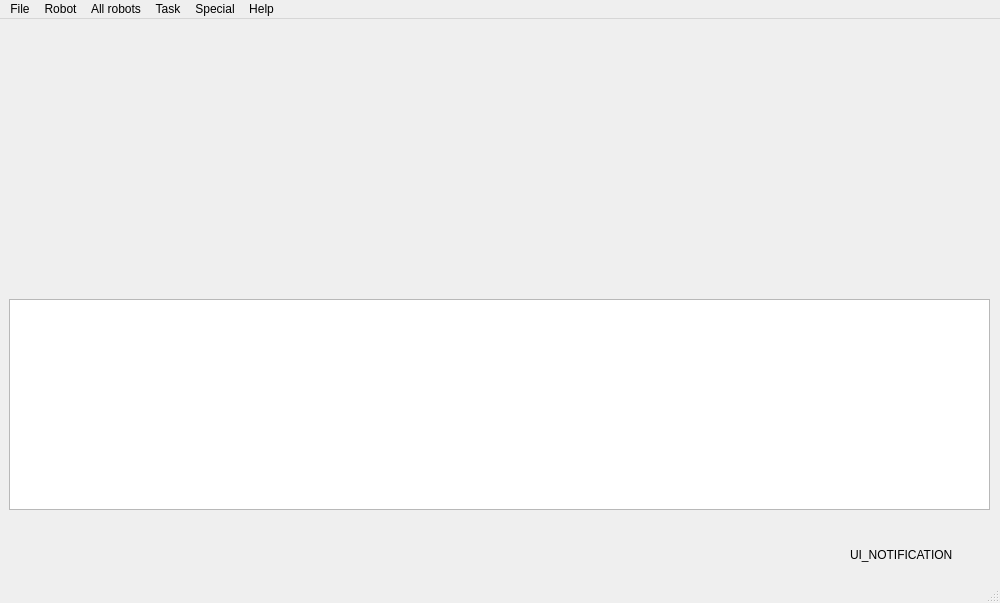
Old version of the form src/ui-qt-yoyek/mainwindow.ui in the repository ptroja/mrrocpp.
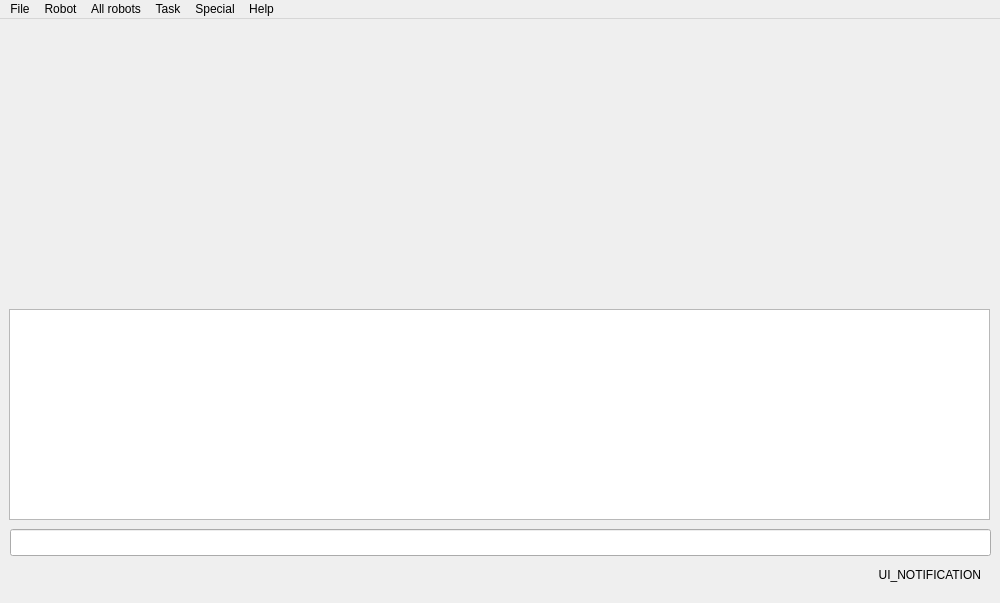
New version of the form.

What changed in the file:
```diff
--- a/src/ui-qt-yoyek/mainwindow.ui
+++ b/src/ui-qt-yoyek/mainwindow.ui
@@ -18,7 +18,7 @@
     <property name="geometry">
      <rect>
       <x>9</x>
-      <y>280</y>
+      <y>290</y>
       <width>981</width>
       <height>211</height>
      </rect>
@@ -33,8 +33,8 @@
    <widget class="QLabel" name="notification_label">
     <property name="geometry">
      <rect>
-      <x>850</x>
-      <y>520</y>
+      <x>840</x>
+      <y>540</y>
       <width>141</width>
       <height>31</height>
      </rect>
@@ -42,6 +42,19 @@
     <property name="text">
      <string>UI_NOTIFICATION</string>
     </property>
+    <property name="alignment">
+     <set>Qt::AlignRight|Qt::AlignTrailing|Qt::AlignVCenter</set>
+    </property>
+   </widget>
+   <widget class="QLineEdit" name="Position_lineEdit">
+    <property name="geometry">
+     <rect>
+      <x>10</x>
+      <y>510</y>
+      <width>981</width>
+      <height>27</height>
+     </rect>
+    </property>
    </widget>
   </widget>
   <widget class="QMenuBar" name="menuBar">
@@ -235,7 +248,6 @@
    <addaction name="menuSpecial"/>
    <addaction name="menuHelp"/>
   </widget>
-  <widget class="QStatusBar" name="statusBar"/>
   <action name="actionspkm_EDP_Load">
    <property name="text">
     <string>EDP Load</string>
```
